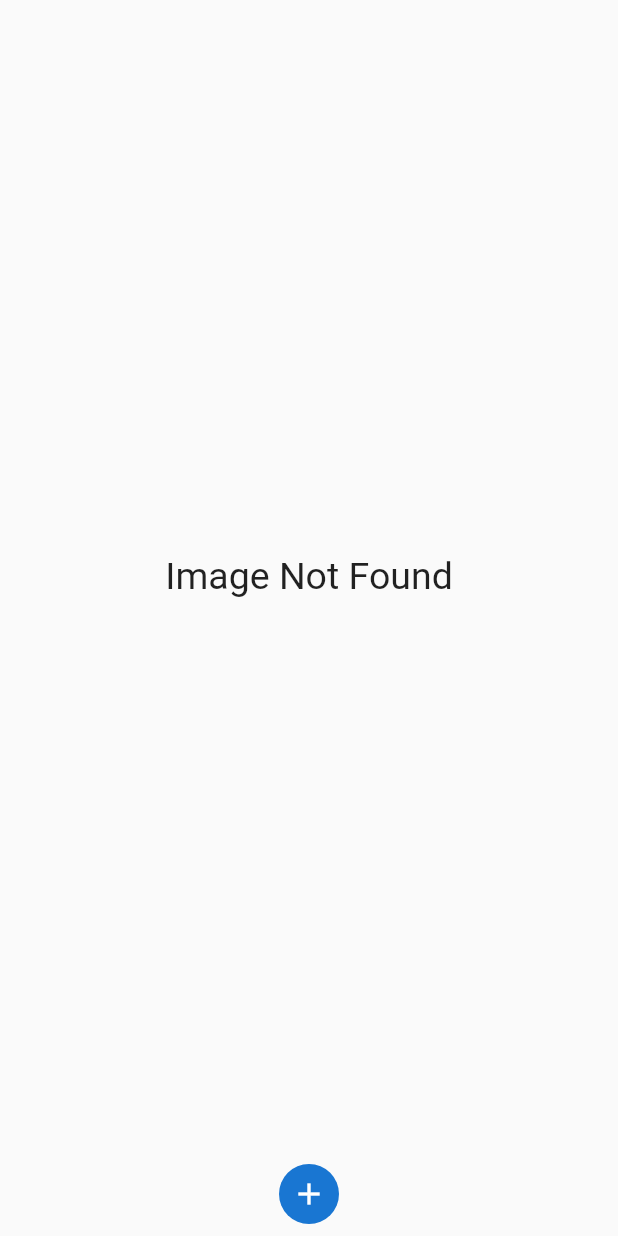
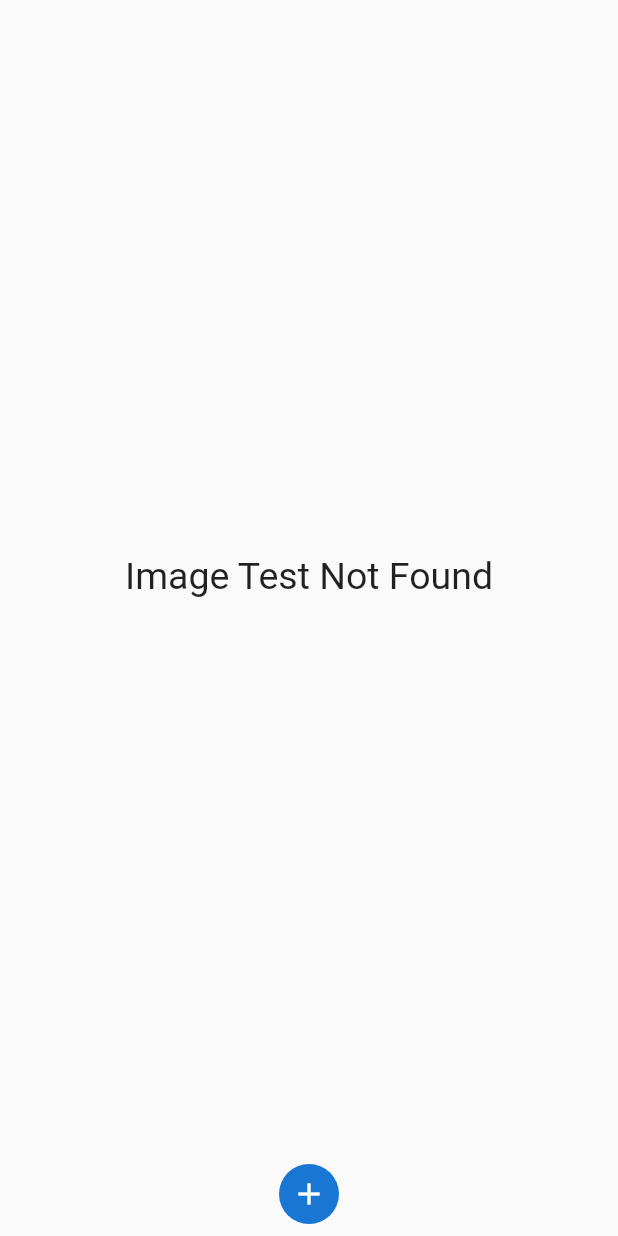
Before and after one commit to Varchar7/flutter_image_picker, a Flutter app: the screen it shows after launch, on a phone screen of 412 x 824 dp. Run offline on Flutter 3.47's test engine with Material 2 defaults, Android fonts, the light colour scheme and no system bars; our stand-ins replace image_picker.

Commit message:
Test Updated

```diff
--- a/lib/dailogue.dart
+++ b/lib/dailogue.dart
@@ -48,7 +48,7 @@ class _ImageFromDailogueState extends State<ImageFromDailogue> {
       body: Center(
         child: imagePath == ''
             ? const Text(
-                'Image Not Found',
+                'Image Test Not Found',
                 style: TextStyle(
                   fontSize: 25,
                 ),
```
